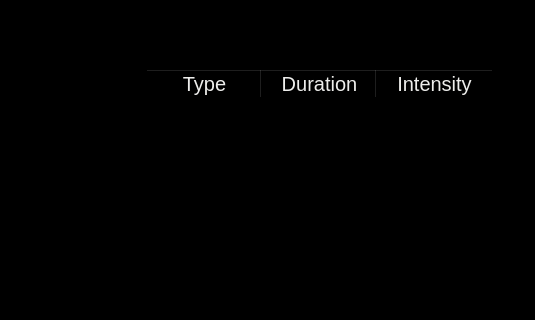
Old version of the form team_3004/mainwindow.ui in the repository Aranesh22/OasisProManual; both pictures show x 673 to 1208 and y 0 to 320 of the 1208 by 536 pixel window.
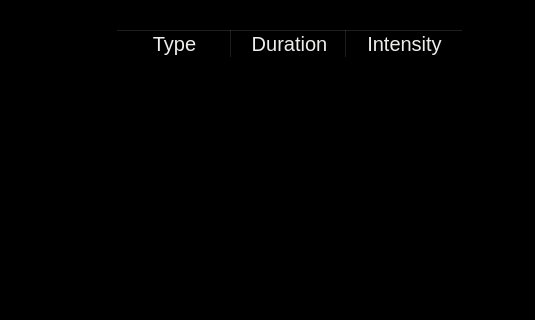
New version of the form. Icons and pictures are not drawn.

The edit to the form file:
```diff
--- a/team_3004/mainwindow.ui
+++ b/team_3004/mainwindow.ui
@@ -373,8 +373,8 @@
     <widget class="QTableWidget" name="tableWidget">
      <property name="geometry">
       <rect>
-       <x>810</x>
-       <y>70</y>
+       <x>780</x>
+       <y>30</y>
        <width>351</width>
        <height>281</height>
       </rect>
```
